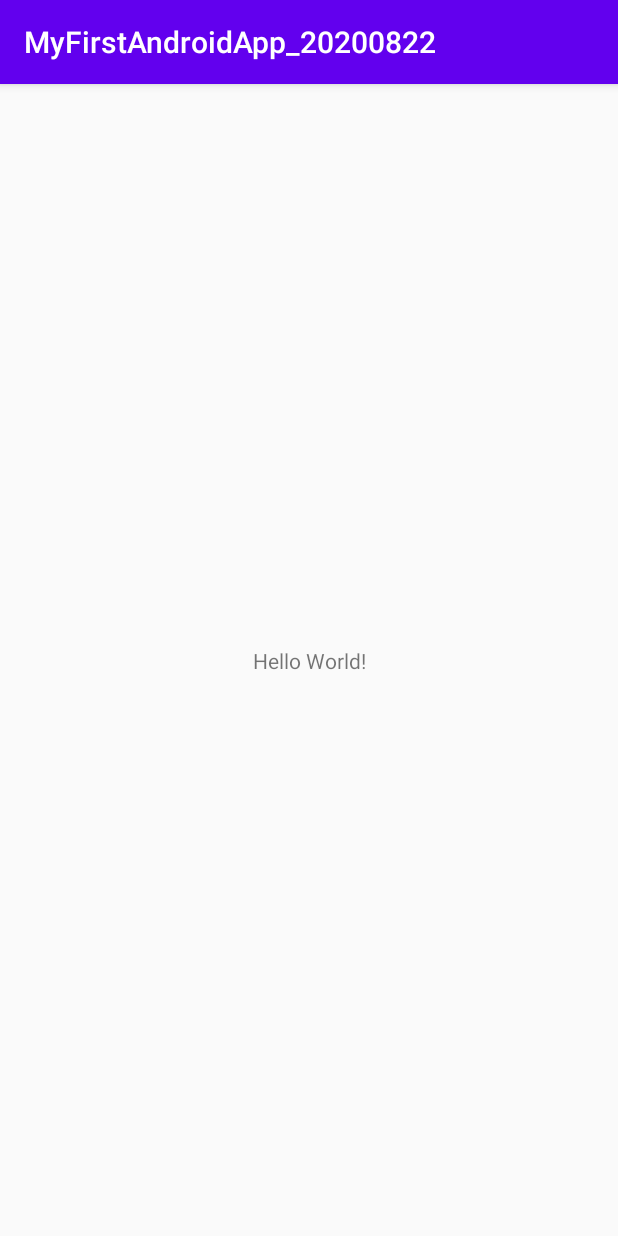
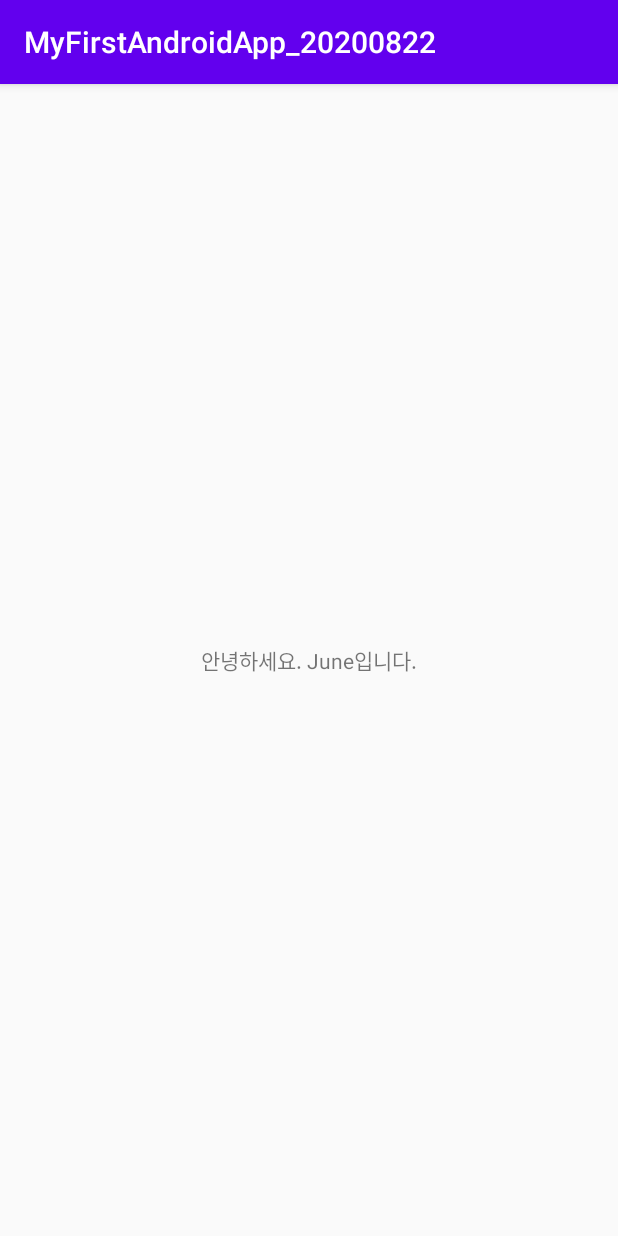
Before and after one commit to mjs0611/MyFirstAndroidApp_20200822, an Android app: the screen it shows after launch (MainActivity), on a phone screen of 412 x 824 dp. Run offline under Robolectric (Android 15) with nearby library versions, the phone set to English and light mode, and no system bars.

Commit message:
앱 가운데 문구 - 자기 소개로 변경

```diff
--- a/app/src/main/res/layout/activity_main.xml
+++ b/app/src/main/res/layout/activity_main.xml
@@ -9,7 +9,7 @@
     <TextView
         android:layout_width="wrap_content"
         android:layout_height="wrap_content"
-        android:text="Hello World!"
+        android:text="안녕하세요. June입니다."
         app:layout_constraintBottom_toBottomOf="parent"
         app:layout_constraintLeft_toLeftOf="parent"
         app:layout_constraintRight_toRightOf="parent"
```
